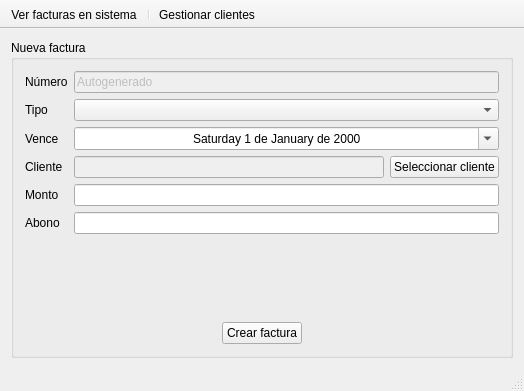
The window that mainwindow.ui (elshaka/AltoNivel) describes before a commit, drawn with Qt 5.
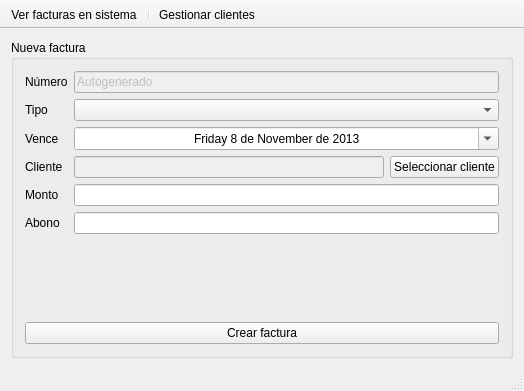
The same window after the commit. Icons and pictures are not drawn.

What changed in the file:
```diff
--- a/mainwindow.ui
+++ b/mainwindow.ui
@@ -93,6 +93,9 @@
          </item>
          <item row="2" column="1">
           <widget class="QDateEdit" name="venceDateEdit">
+           <property name="enabled">
+            <bool>true</bool>
+           </property>
            <property name="alignment">
             <set>Qt::AlignCenter</set>
            </property>
@@ -102,6 +105,13 @@
            <property name="calendarPopup">
             <bool>true</bool>
            </property>
+           <property name="date">
+            <date>
+             <year>2013</year>
+             <month>11</month>
+             <day>8</day>
+            </date>
+           </property>
           </widget>
          </item>
          <item row="4" column="0">
@@ -128,19 +138,6 @@
        </item>
        <item>
         <layout class="QHBoxLayout" name="horizontalLayout">
-         <item>
-          <spacer name="horizontalSpacer">
-           <property name="orientation">
-            <enum>Qt::Horizontal</enum>
-           </property>
-           <property name="sizeHint" stdset="0">
-            <size>
-             <width>40</width>
-             <height>20</height>
-            </size>
-           </property>
-          </spacer>
-         </item>
          <item>
           <widget class="QPushButton" name="crearFacturaPushButton">
            <property name="text">
@@ -151,19 +148,6 @@
            </property>
           </widget>
          </item>
-         <item>
-          <spacer name="horizontalSpacer_2">
-           <property name="orientation">
-            <enum>Qt::Horizontal</enum>
-           </property>
-           <property name="sizeHint" stdset="0">
-            <size>
-             <width>40</width>
-             <height>20</height>
-            </size>
-           </property>
-          </spacer>
-         </item>
         </layout>
        </item>
       </layout>
```
Left out of the diff: 20 changed lines with no effect on the pictures.
